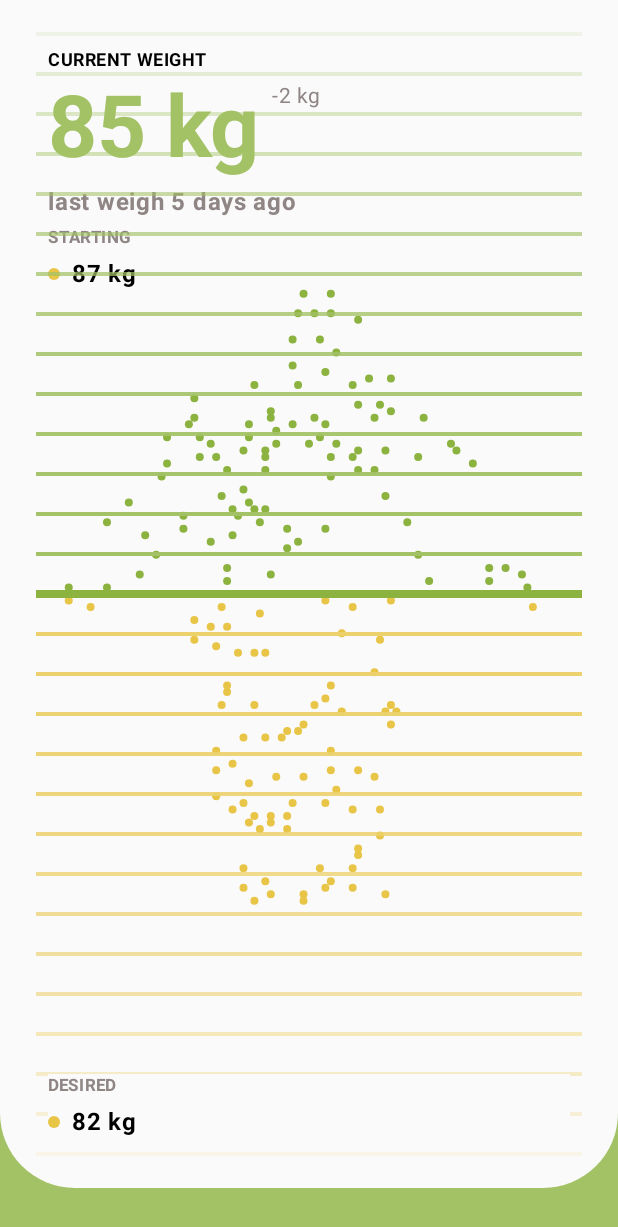
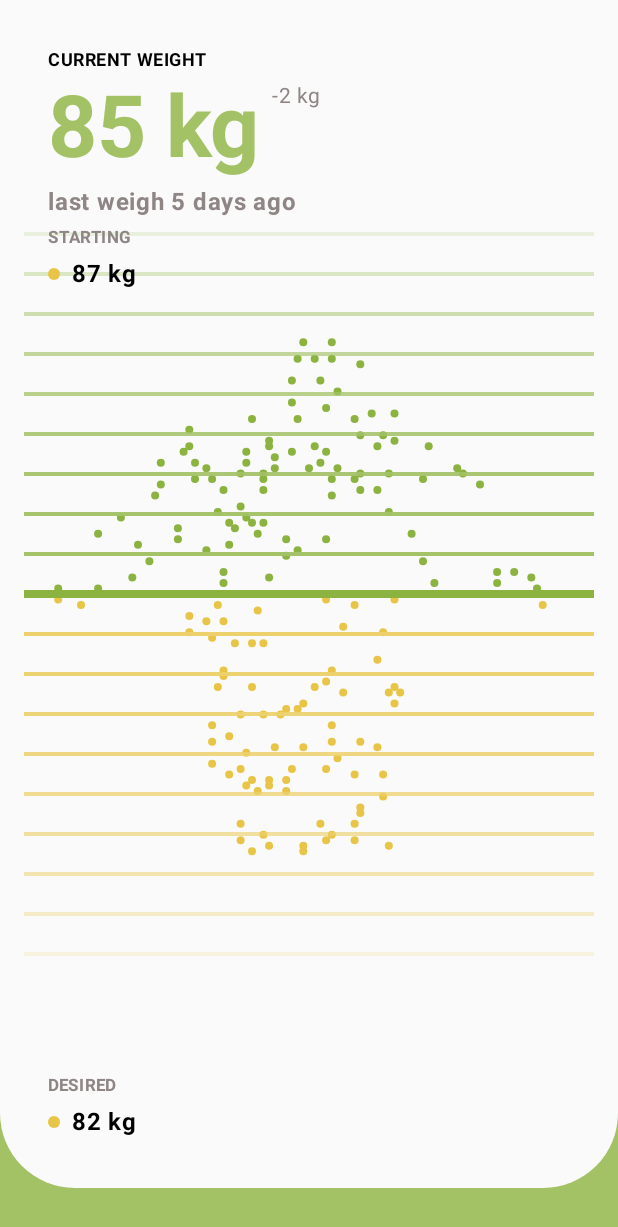
Before and after one commit to carlosjimz87/CaloriesCalculatorKMP, an Android app built with Jetpack Compose: the @Preview function PreviewWeightCardWithHumanForm, on a phone screen of 412 x 824 dp. Shown: the top 1227 px of the screen. Run offline under Robolectric (Android 15) with nearby library versions, the phone set to English and light mode, and no system bars.

Commit message:
Improving details in Golas view, part2

```diff
--- a/composeApp/src/androidMain/kotlin/org/carlosjimz87/caloriescalculatorkmm/composables/HumanForm.kt
+++ b/composeApp/src/androidMain/kotlin/org/carlosjimz87/caloriescalculatorkmm/composables/HumanForm.kt
@@ -3,10 +3,9 @@ package org.carlosjimz87.caloriescalculatorkmm.composables
 import androidx.compose.foundation.Canvas
 import androidx.compose.foundation.layout.Box
 import androidx.compose.foundation.layout.Column
-import androidx.compose.foundation.layout.fillMaxHeight
+import androidx.compose.foundation.layout.Spacer
 import androidx.compose.foundation.layout.fillMaxSize
 import androidx.compose.foundation.layout.fillMaxWidth
-import androidx.compose.foundation.layout.padding
 import androidx.compose.runtime.Composable
 import androidx.compose.runtime.getValue
 import androidx.compose.runtime.mutableFloatStateOf
@@ -14,35 +13,58 @@ import androidx.compose.runtime.remember
 import androidx.compose.ui.Alignment
 import androidx.compose.ui.Modifier
 import androidx.compose.ui.geometry.Offset
-import androidx.compose.ui.graphics.Color
 import androidx.compose.ui.tooling.preview.Preview
-import androidx.compose.ui.unit.dp
-import org.carlosjimz87.caloriescalculatorkmm.Constants
 import org.carlosjimz87.caloriescalculatorkmm.theme.Green
-import org.carlosjimz87.caloriescalculatorkmm.theme.LightGreen
-import org.carlosjimz87.caloriescalculatorkmm.theme.LightYellow
 import org.carlosjimz87.caloriescalculatorkmm.theme.Yellow
-import kotlin.math.abs
+import org.carlosjimz87.caloriescalculatorkmm.utils.HumanFormPoints
+import org.carlosjimz87.caloriescalculatorkmm.utils.LinesPositionWithSeparation
 
 @Composable
-fun HumanFormWithThreshold(modifier: Modifier = Modifier, thresholdFraction: Float = 0.5f) {
-    // Threshold in normalized space
+fun HumanFormWithThreshold(
+    modifier: Modifier = Modifier,
+    thresholdFraction: Float = 0.5f
+) {
     val thresholdY by remember { mutableFloatStateOf(thresholdFraction) }
 
+    ProportionalHeightWrapper(
+        humanFormPercentage = 0.6f, // Adjust this value to control the height percentage
+        modifier = modifier
+    ) {
+        HumanFormCanvasLayer(
+            thresholdY = thresholdY,
+            modifier = Modifier.fillMaxSize()
+        )
+    }
+}
+
+@Composable
+fun ProportionalHeightWrapper(
+    humanFormPercentage: Float,
+    modifier: Modifier = Modifier,
+    content: @Composable () -> Unit
+) {
+    require(humanFormPercentage in 0f..1f) { "humanFormPercentage must be between 0 and 1" }
+
+    val spacerWeight = (1f - humanFormPercentage) / 2f
+
     Column(
-        modifier = modifier.fillMaxWidth().padding(vertical = 100.dp),
+        modifier = modifier.fillMaxSize(),
         horizontalAlignment = Alignment.CenterHorizontally
     ) {
+        Spacer(modifier = Modifier.weight(spacerWeight))
+
         Box(
             modifier = Modifier
-                .fillMaxSize()
+                .fillMaxWidth()
+                .weight(humanFormPercentage)
         ) {
-            HumanFormCanvasLayer(thresholdY = thresholdY, modifier = Modifier
-                .fillMaxSize()
-                .padding(8.dp))
+            content()
         }
+
+        Spacer(modifier = Modifier.weight(spacerWeight))
     }
 }
+
 
 @Composable
 fun HumanFormCanvasLayer(thresholdY: Float, modifier: Modifier = Modifier) {
@@ -52,7 +74,7 @@ fun HumanFormCanvasLayer(thresholdY: Float, modifier: Modifier = Modifier) {
         val thresholdYPosition = thresholdY * canvasHeight
 
         // Generate absolute points for the human form
-        val absolutePoints = generateHumanFormPoints(canvasWidth, canvasHeight)
+        val absolutePoints = HumanFormPoints(canvasWidth, canvasHeight).create()
 
         // Draw the human form points
         absolutePoints.forEach { point ->
@@ -64,7 +86,7 @@ fun HumanFormCanvasLayer(thresholdY: Float, modifier: Modifier = Modifier) {
         }
 
         // Generate and draw lines above and below the threshold
-        val linesPositions = generateLinesPositionWithSeparation(thresholdYPosition)
+        val linesPositions = LinesPositionWithSeparation(thresholdYPosition).create()
         linesPositions.forEach { (yPosition, color, stroke) ->
             drawLine(
                 color = color,
@@ -84,39 +106,6 @@ fun HumanFormCanvasLayer(thresholdY: Float, modifier: Modifier = Modifier) {
     }
 }
 
-fun generateHumanFormPoints(
-    canvasWidth: Float,
-    canvasHeight: Float,
-    baseY: Float = 0.5f,
-    heightPercentage: Float = 0.8f
-): List<Offset> {
-    // Generate normalized points and scale to canvas size
-    return Constants.humanFormPoints.map { point ->
-        // Adjust Y-coordinate for base position and scale
-        val scaledY = ((point.y - 0.5f) * heightPercentage) + baseY
-        Offset(point.x * canvasWidth, scaledY * canvasHeight)
-    }
-}
-
-fun generateLinesPositionWithSeparation(
-    baseY: Float = 1000f,
-    separation: Float = 40f,
-    count: Int = 15,
-): List<Triple<Float, Color, Float>> {
-
-    return (-count..count).map { index ->
-        val yPosition = baseY + index * separation
-        val color = if (index < 0) LightGreen else LightYellow
-
-        // Calculate alpha with a quadratic falloff
-        val distanceFromCenter = abs(index) * separation
-        val normalizedDistance = (distanceFromCenter / (count * separation)).coerceIn(0f, 1f)
-        val alpha = (1f - normalizedDistance * normalizedDistance).coerceIn(0f, 1f)
-
-        Triple(yPosition, color.copy(alpha = alpha), 4f) // Include y-position, color with alpha, and stroke width
-    }
-}
-
 @Preview(showBackground = true)
 @Composable
 private fun HumanFormWithThresholdPreview() {
--- a/composeApp/src/androidMain/kotlin/org/carlosjimz87/caloriescalculatorkmm/screens/dashboard/views/GoalsView.kt
+++ b/composeApp/src/androidMain/kotlin/org/carlosjimz87/caloriescalculatorkmm/screens/dashboard/views/GoalsView.kt
@@ -65,28 +65,27 @@ fun GoalsView(
                 )
                 .padding(16.dp)
         ) {
-            // Overlay the top card
+
+            // Human form as the background (first position)
+            HumanFormWithThreshold(
+                modifier = Modifier
+                    .fillMaxWidth().align(Alignment.Center), // Add padding to position cards correctly
+                thresholdFraction = 0.5f
+            )
+
+            // Overlay the top card  (second position)
             TopWeightCard(
-                modifier = Modifier.fillMaxWidth(),
+                modifier = Modifier.align(Alignment.TopStart),
                 currentWeight = goalsModel.currentWeight,
                 weightChange = goalsModel.weightChange,
                 daysAgo = goalsModel.daysAgo,
                 startingWeight = goalsModel.startingWeight
             )
 
-            // Human form as the background
-            HumanFormWithThreshold(
-                modifier = Modifier
-                    .fillMaxWidth(), // Add padding to position cards correctly
-                thresholdFraction = 0.5f
-            )
-
-
-            // Overlay the bottom card
+            // Overlay the bottom card (third position)
             BottomWeightCard(
                 modifier = Modifier
-                    .fillMaxWidth()
-                    .align(Alignment.BottomCenter),
+                    .align(Alignment.BottomStart),
                 desiredWeight = goalsModel.desiredWeight
             )
         }
--- a/composeApp/src/androidMain/kotlin/org/carlosjimz87/caloriescalculatorkmm/utils/Extensions.kt
+++ b/composeApp/src/androidMain/kotlin/org/carlosjimz87/caloriescalculatorkmm/utils/Extensions.kt
@@ -11,14 +11,19 @@ import androidx.annotation.DrawableRes
 import androidx.appcompat.content.res.AppCompatResources
 import androidx.compose.foundation.shape.RoundedCornerShape
 import androidx.compose.runtime.Composable
+import androidx.compose.ui.geometry.Offset
 import androidx.compose.ui.graphics.Color
 import androidx.compose.ui.graphics.ImageBitmap
 import androidx.compose.ui.graphics.asImageBitmap
 import androidx.compose.ui.unit.Density
 import androidx.compose.ui.unit.Dp
 import androidx.compose.ui.unit.dp
+import org.carlosjimz87.caloriescalculatorkmm.Constants
 import org.carlosjimz87.caloriescalculatorkmm.R
 import org.carlosjimz87.caloriescalculatorkmm.models.Position
+import org.carlosjimz87.caloriescalculatorkmm.theme.LightGreen
+import org.carlosjimz87.caloriescalculatorkmm.theme.LightYellow
+import kotlin.math.abs
 
 
 fun flagFromCountryCode(countryCode: String): Int {
@@ -123,3 +128,40 @@ fun getShapeFromPosition(position: Position): RoundedCornerShape {
         }
     }
 }
+
+
+data class HumanFormPoints(
+    val canvasWidth: Float = 1000f,
+    val canvasHeight: Float = 1000f,
+    val baseY: Float = 0.5f,
+    val heightPercentage: Float = 0.8f
+) {
+    fun create(): List<Offset> {
+        // Generate normalized points and scale to canvas size
+        return Constants.humanFormPoints.map { point ->
+            // Adjust Y-coordinate for base position and scale
+            val scaledY = ((point.y - 0.5f) * heightPercentage) + baseY
+            Offset(point.x * canvasWidth, scaledY * canvasHeight)
+        }
+    }
+}
+
+data class LinesPositionWithSeparation(
+    val baseY: Float = 1000f,
+    val separation: Float = 40f,
+    val count: Int = 10,
+) {
+    fun create(): List<Triple<Float, Color, Float>> {
+        return (-count..count).map { index ->
+            val yPosition = baseY + index * separation
+            val color = if (index < 0) LightGreen else LightYellow
+
+            // Calculate alpha with a quadratic falloff
+            val distanceFromCenter = abs(index) * separation
+            val normalizedDistance = (distanceFromCenter / (count * separation)).coerceIn(0f, 1f)
+            val alpha = (1f - normalizedDistance * normalizedDistance).coerceIn(0f, 1f)
+
+            Triple(yPosition, color.copy(alpha = alpha), 4f) // Include y-position, color with alpha, and stroke width
+        }
+    }
+}
```
